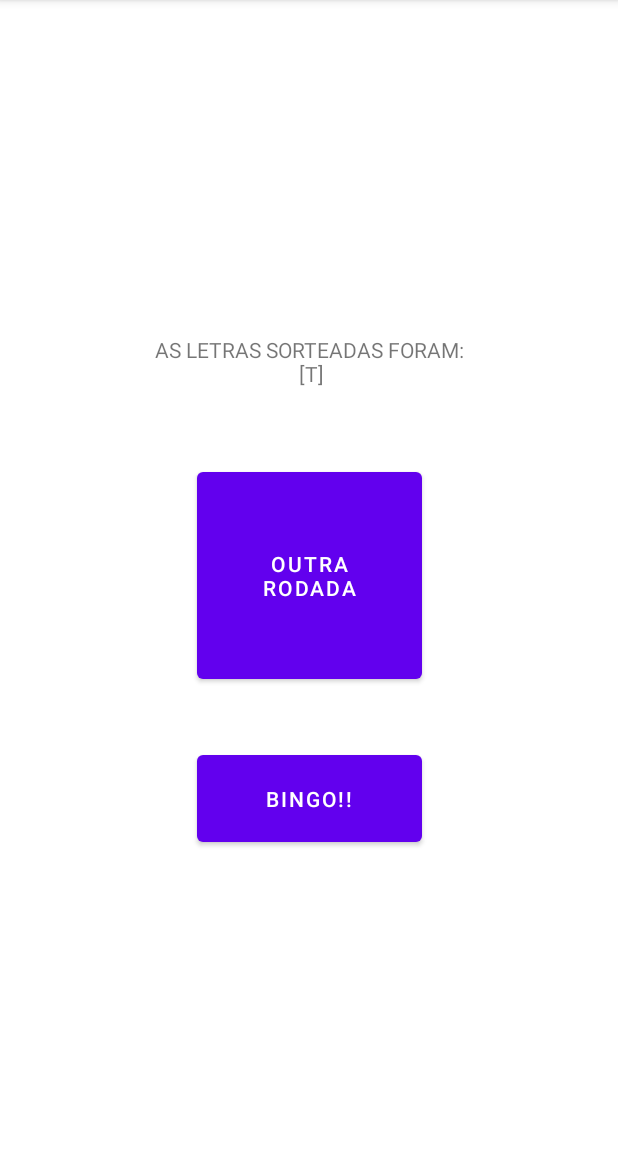
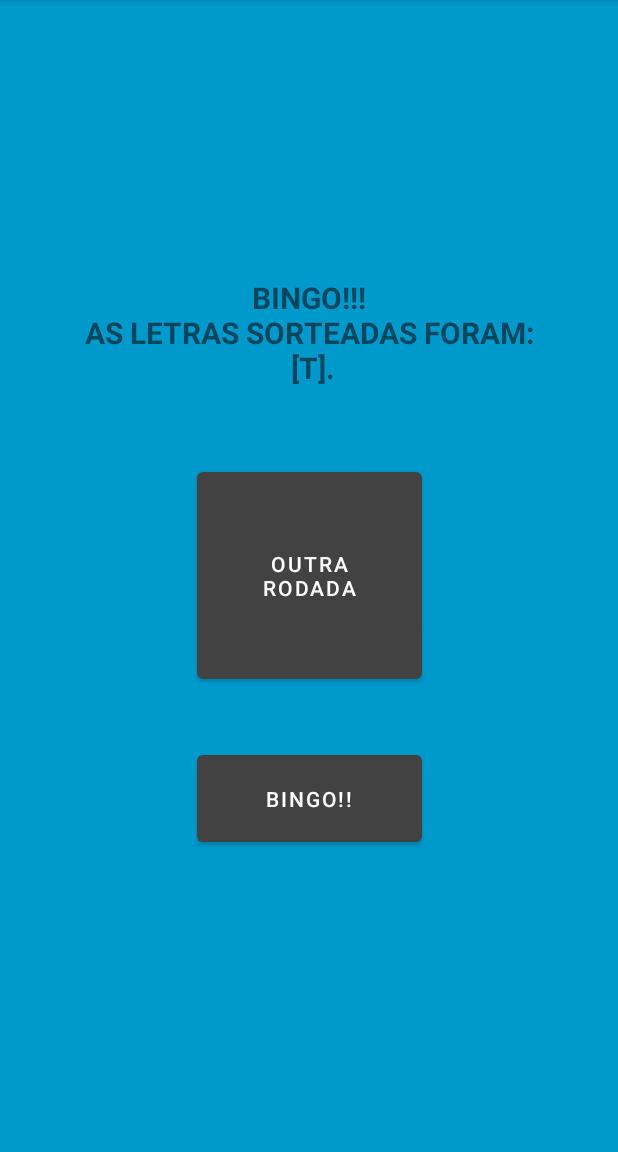
Before and after one commit to andersonluisp/bingoalfabetico, an Android app: the screen it shows after launch (MainActivity), after a tap on "BINGO!!", on a phone screen of 412 x 824 dp, the part 84-1236 px from its top. Run offline under Robolectric (Android 15) with nearby library versions, the phone set to English and light mode, and no system bars; 1 other tap on this screen came first.

Commit message:
Adicionado condição para quando todas as letras forem sorteadas. Melhorias no layout, tamanho do texto que aparece  cores do botão.

```diff
--- a/app/src/main/java/com/example/bingoalfabetico/MainActivity.kt
+++ b/app/src/main/java/com/example/bingoalfabetico/MainActivity.kt
@@ -21,19 +21,17 @@ class MainActivity : AppCompatActivity() {
         val btPlay = playButton
         val btBingo = bingoButton
 
-        embaralhaLetra()
+        embaralharLetras()
 
             btPlay.setOnClickListener {
             if (bingo == 1){
-                embaralhaLetra()
+                embaralharLetras()
                 bingo = 0
-                letraSorteada = alfabeto[contador].toString()
                 falarLetra()
                 playButton.setText("Sortear outra letra")
 
             }
             else {
-                letraSorteada = alfabeto[contador].toString()
                 falarLetra()
             }
         }
@@ -45,6 +43,13 @@ class MainActivity : AppCompatActivity() {
         }
 
     private fun falarLetra(){
+         if (contador > 25) {
+             bingo()
+             textView.setText("TODAS AS LETRAS FORAM SORTEADAS\n" +
+                     "A sequência das letras sorteadas foram:\n $letrasSorteadas\"")
+         }
+        else {
+             letraSorteada = alfabeto[contador].toString()
              when {
                  letraSorteada == "A" -> audioLetra = MediaPlayer.create(this, R.raw.a)
                  letraSorteada == "B" -> audioLetra = MediaPlayer.create(this, R.raw.b)
@@ -77,16 +82,19 @@ class MainActivity : AppCompatActivity() {
              textView.setText("LETRA ${letraSorteada}")
              letrasSorteadas.add(letraSorteada)
              contador++
+         }
 
 
     }
 
-    private fun embaralhaLetra(){
+    private fun embaralharLetras(){
         alfabeto.shuffle()
     }
 
     private fun bingo() {
-        textView.setText("AS LETRAS SORTEADAS FORAM:\n $letrasSorteadas")
+        textView.setText("BINGO!!!\n" +
+                "AS LETRAS SORTEADAS FORAM:\n" +
+                " $letrasSorteadas.")
         bingo = 1
         contador = 0
         playButton.setText("Outra Rodada")
--- a/app/src/main/res/layout/activity_main.xml
+++ b/app/src/main/res/layout/activity_main.xml
@@ -5,6 +5,7 @@
     android:id="@+id/teste"
     android:layout_width="match_parent"
     android:layout_height="match_parent"
+    android:background="@android:color/holo_blue_dark"
     android:keepScreenOn="true"
     tools:context=".MainActivity">
 
@@ -12,17 +13,17 @@
         android:id="@+id/playButton"
         android:layout_width="150dp"
         android:layout_height="150dp"
-        android:layout_marginBottom="156dp"
-        android:layout_marginEnd="92dp"
         android:layout_marginStart="92dp"
         android:layout_marginTop="155dp"
+        android:layout_marginEnd="92dp"
+        android:layout_marginBottom="156dp"
         android:text="@string/sortear"
         android:textColor="@android:color/white"
+        app:backgroundTint="@color/cardview_dark_background"
         app:layout_constraintBottom_toBottomOf="parent"
         app:layout_constraintEnd_toEndOf="parent"
         app:layout_constraintStart_toStartOf="parent"
-        app:layout_constraintTop_toTopOf="parent"
-        />
+        app:layout_constraintTop_toTopOf="parent" />
 
     <Button
         android:id="@+id/bingoButton"
@@ -33,6 +34,7 @@
         android:layout_marginBottom="32dp"
         android:text="@string/bingo"
         android:textColor="@android:color/white"
+        app:backgroundTint="@color/cardview_dark_background"
         app:layout_constraintBottom_toBottomOf="parent"
         app:layout_constraintEnd_toEndOf="parent"
         app:layout_constraintHorizontal_bias="0.506"
@@ -49,6 +51,8 @@
         android:layout_marginBottom="50dp"
         android:gravity="center"
         android:text=""
+        android:textSize="20sp"
+        android:textStyle="bold"
         app:layout_constraintBottom_toTopOf="@+id/playButton"
         app:layout_constraintEnd_toEndOf="parent"
         app:layout_constraintStart_toStartOf="parent" />
```
Lines whose indentation alone changed are shown as unchanged.
